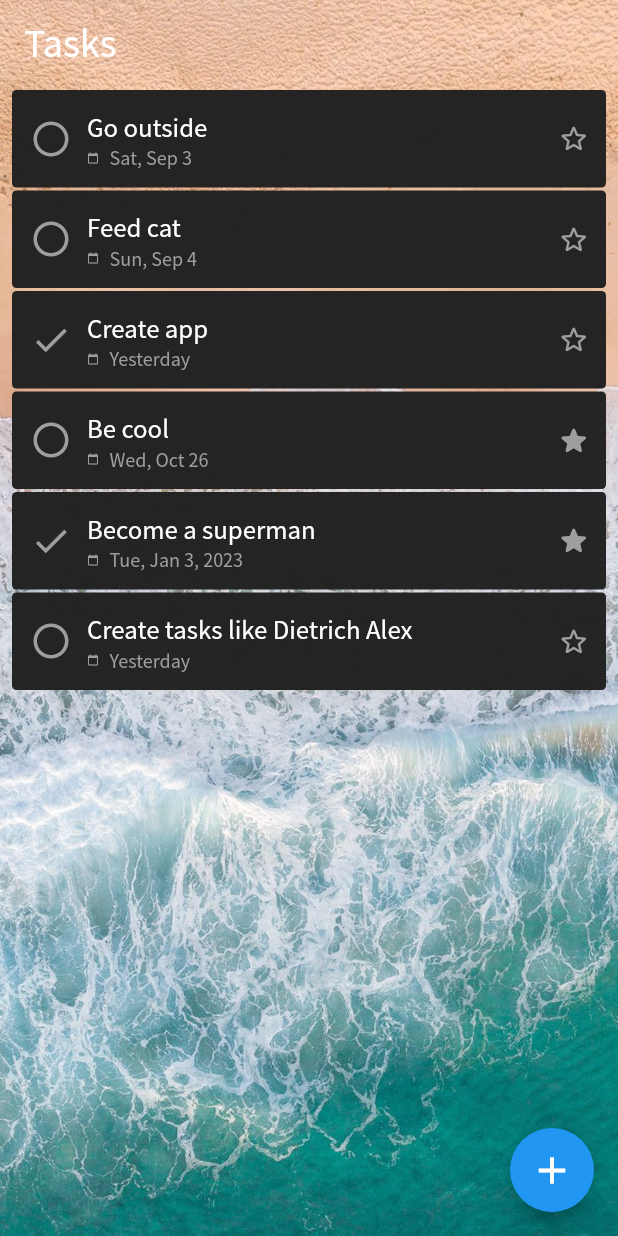
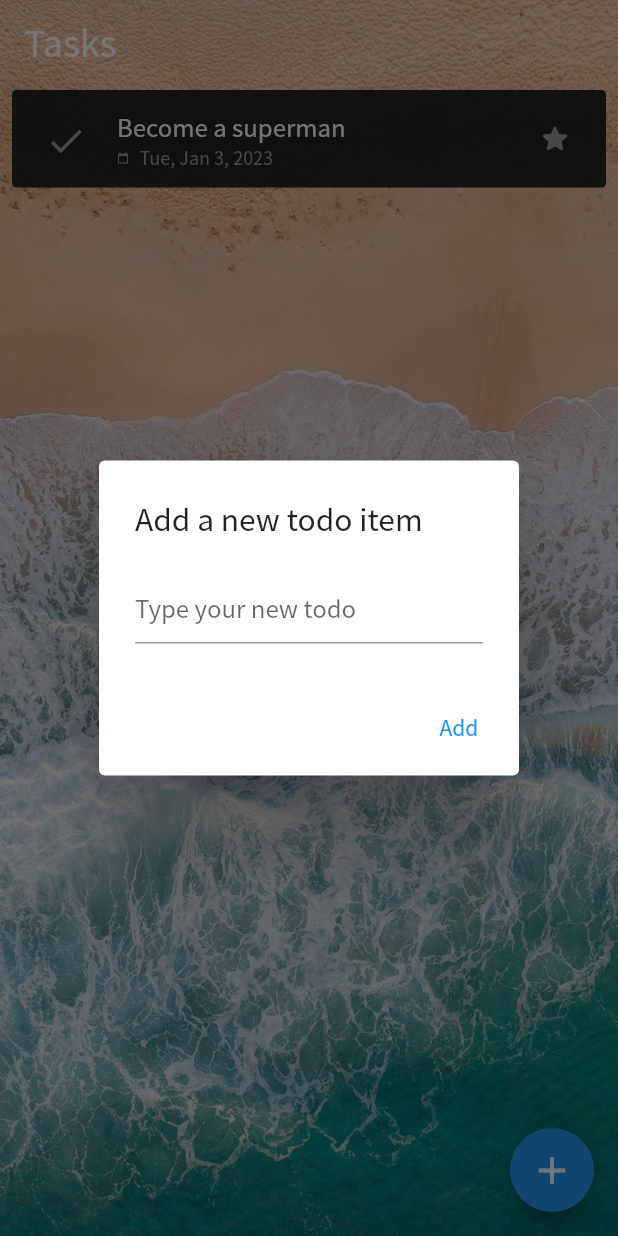
Before and after one commit to 8DietmarBarbarossa8/TODO_List, a Flutter app: the screen it shows after launch, after a tap on the "add" icon, on a phone screen of 412 x 824 dp. Run offline on Flutter 3.47's test engine with Material 2 defaults, Android fonts, the phone set to English and light mode, and no system bars.

Commit message:
updated: item adding, circle and star clicking

```diff
--- a/lib/models/task.dart
+++ b/lib/models/task.dart
@@ -1,12 +1,15 @@
 class Task {
   late String taskName;
   late DateTime data;
-  late bool isStarred;
-  late bool isCompleted;
+  bool isStarred;
+  bool isCompleted;
 
   Task(
       {required this.taskName,
       required this.data,
-      required this.isStarred,
-      required this.isCompleted});
+      this.isStarred = false,
+      this.isCompleted = false});
+
+  @override
+  String toString() => "Student {$taskName, $data, $isStarred, $isCompleted}";
 }
--- a/lib/models/todo.dart
+++ b/lib/models/todo.dart
@@ -10,43 +10,16 @@ class Todo extends StatefulWidget {
 }
 
 class _TodoState extends State<Todo> {
-  final List<TodoCard> _cards = [
-    TodoCard(
-        task: Task(
-          taskName: "Go outside",
-          data: DateTime(2022, 9, 3),
-          isStarred: false,
-          isCompleted: false,
-        )),
-    TodoCard(
-        task: Task(
-          taskName: "Feed cat",
-          data: DateTime(2022, 9, 4),
-          isStarred: false,
-          isCompleted: false,
-        )),
-    TodoCard(
-        task: Task(
-          taskName: "Create app",
-          data: DateTime(2022, 9, 5),
-          isStarred: false,
-          isCompleted: true,
-        )),
-    TodoCard(
-        task: Task(
-          taskName: "Be cool",
-          data: DateTime(2022, 10, 26),
-          isStarred: true,
-          isCompleted: false,
-        )),
-    TodoCard(
-        task: Task(
-          taskName: "Become a superman",
-          data: DateTime(2023, 1, 3),
-          isStarred: true,
-          isCompleted: true,
-        )),
+  final List<Task> tasks = [
+    Task(
+      taskName: "Become a superman",
+      data: DateTime(2023, 1, 3),
+      isStarred: true,
+      isCompleted: true,
+    )
   ];
+
+  final TextEditingController _textFieldController = TextEditingController();
 
   @override
   Widget build(BuildContext context) {
@@ -68,7 +41,13 @@ class _TodoState extends State<Todo> {
                   image: AssetImage('assets/todo_background.jpg'),
                   fit: BoxFit.cover)),
           child: ListView(
-            children: [for (var c in _cards) c],
+            children: tasks.map((Task task) {
+              return TodoCard(
+                task: task,
+                completingAction: changeCompletingStatus(task),
+                starAction: changeStarredStatus(task),
+              );
+            }).toList(),
           )),
       floatingActionButton: FloatingActionButton(
         onPressed: () => setState(() {
@@ -83,11 +62,46 @@ class _TodoState extends State<Todo> {
   }
 
   void _addTask() {
-    _cards.add(TodoCard(task: Task(
-      taskName: "Create tasks like Dietrich Alex",
-      data: DateTime(2022, 9, 5),
-      isStarred: false,
-      isCompleted: false,
-    )));
+    _displayDialog();
+  }
+
+  Function changeCompletingStatus(Task task) {
+    return () => task.isCompleted = !task.isCompleted;
+  }
+
+  Function changeStarredStatus(Task task) {
+    return () => task.isStarred = !task.isStarred;
+  }
+
+  // textFieldController.text
+  Future<void> _displayDialog() async {
+    return showDialog<void>(
+      context: context,
+      barrierDismissible: false, // user must tap button!
+      builder: (BuildContext context) {
+        return AlertDialog(
+          title: const Text('Add a new todo item'),
+          content: TextField(
+            controller: _textFieldController,
+            decoration: const InputDecoration(hintText: 'Type your new todo'),
+          ),
+          actions: <Widget>[
+            TextButton(
+              child: const Text('Add'),
+              onPressed: () {
+                Navigator.of(context).pop();
+                setState(() {
+                  tasks.add(Task(
+                    taskName: _textFieldController.text,
+                    data: DateTime.now(),
+                  ));
+                });
+                _textFieldController.clear();
+              },
+            ),
+          ],
+        );
+      },
+    );
   }
 }
--- a/lib/views/todo_card.dart
+++ b/lib/views/todo_card.dart
@@ -1,13 +1,38 @@
+// ignore_for_file: must_be_immutable
+
 import 'package:flutter/material.dart';
 import 'package:todo_list/models/task.dart';
 
-class TodoCard extends StatelessWidget {
+class TodoCard extends StatefulWidget {
   late Task task;
+  late Function completingAction, starAction;
 
-  TodoCard({Key? key, required this.task}) : super(key: key);
+  TodoCard(
+      {Key? key,
+      required this.task,
+      required this.completingAction,
+      required this.starAction})
+      : super(key: key);
 
   @override
+  State<StatefulWidget> createState() => _TodoCard();
+}
+
+class _TodoCard extends State<TodoCard> {
+  @override
   Widget build(BuildContext context) {
+    Icon completeIcon = Icon(
+      widget.task.isCompleted ? Icons.check : Icons.circle_outlined,
+      color: Colors.grey,
+      size: 28,
+    );
+
+    Icon starIcon = Icon(
+      widget.task.isStarred ? Icons.star_rounded : Icons.star_outline_rounded,
+      color: Colors.grey,
+      size: 23,
+    );
+
     return Container(
       margin: const EdgeInsets.symmetric(horizontal: 5, vertical: 1),
       width: MediaQuery.of(context).size.width,
@@ -27,17 +52,20 @@ class TodoCard extends StatelessWidget {
                   margin: const EdgeInsets.all(12),
                   child: Row(
                     children: [
-                      Icon(
-                        task.isCompleted ? Icons.check : Icons.circle_outlined,
-                        color: Colors.grey,
-                        size: 28,
+                      IconButton(
+                        onPressed: () {
+                          setState(() {
+                            widget.completingAction();
+                          });
+                        },
+                        icon: completeIcon,
                       ),
                       const SizedBox(width: 10),
                       Column(
                         crossAxisAlignment: CrossAxisAlignment.start,
                         children: [
                           Text(
-                            task.taskName,
+                            widget.task.taskName,
                             style: const TextStyle(
                               color: Colors.white,
                               fontSize: 16,
@@ -72,13 +100,14 @@ class TodoCard extends StatelessWidget {
                   child: Row(
                     children: [
                       const SizedBox(width: 10),
-                      Icon(
-                        task.isStarred
-                            ? Icons.star_rounded
-                            : Icons.star_outline_rounded,
-                        color: Colors.grey,
-                        size: 23,
-                      ),
+                      IconButton(
+                        onPressed: () {
+                          setState(() {
+                            widget.starAction();
+                          });
+                        },
+                        icon: starIcon,
+                      )
                     ],
                   ),
                 )
@@ -91,7 +120,7 @@ class TodoCard extends StatelessWidget {
   }
 
   String _setDataFormat() {
-    DateTime dateTime = task.data;
+    DateTime dateTime = widget.task.data;
     DateTime currentDT = DateTime.now();
 
     bool yearEquals = dateTime.year == currentDT.year;
```
